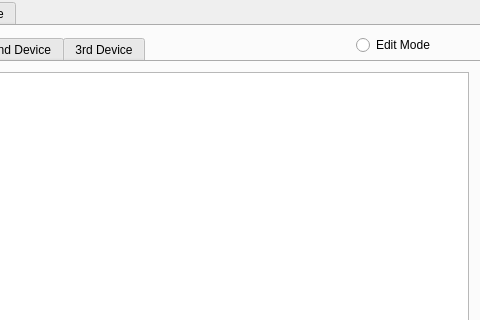
Old version of the form phypidaq/phypi.ui in the repository GuenterQuast/PhyPiDAQ; both pictures show x 225 to 705 and y 0 to 320 of the 705 by 590 pixel window.
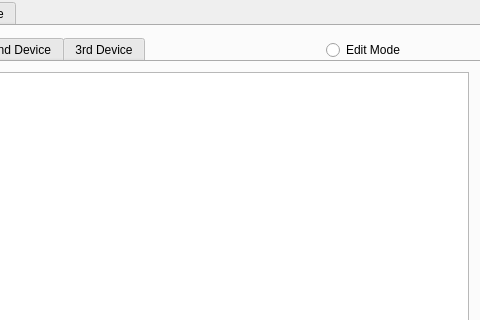
New version of the form. The open tabs and pages were chosen to show the change. Icons and pictures are not drawn.

What changed in the file:
```diff
--- a/phypidaq/phypi.ui
+++ b/phypidaq/phypi.ui
@@ -543,10 +543,10 @@
      <widget class="QRadioButton" name="rB_EditMode">
       <property name="geometry">
        <rect>
-        <x>580</x>
+        <x>550</x>
         <y>4</y>
         <width>91</width>
-        <height>30</height>
+        <height>40</height>
        </rect>
       </property>
       <property name="text">
```
